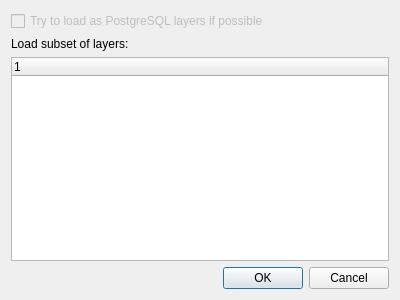
First picture: the form in solocator/ui/layer_loader_dialog.ui, repository opengisch/solocator, before the edit.
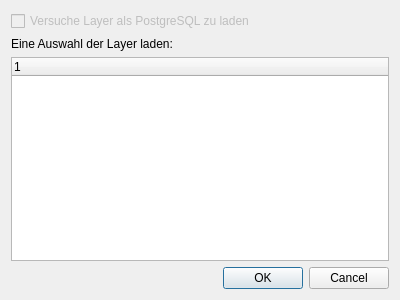
Second picture: the form after the edit.

What changed in the file:
```diff
--- a/solocator/ui/layer_loader_dialog.ui
+++ b/solocator/ui/layer_loader_dialog.ui
@@ -36,7 +36,7 @@
    <item row="1" column="0">
     <widget class="QLabel" name="label">
      <property name="text">
-      <string>Load subset of layers:</string>
+      <string>Eine Auswahl der Layer laden:</string>
      </property>
     </widget>
    </item>
@@ -46,7 +46,7 @@
       <bool>false</bool>
      </property>
      <property name="text">
-      <string>Try to load as PostgreSQL layers if possible</string>
+      <string>Versuche Layer als PostgreSQL zu laden</string>
      </property>
     </widget>
    </item>
```
